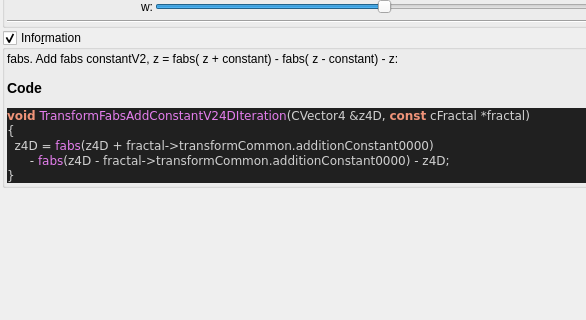
First picture: the form in mandelbulber2/qt_data/fractal_transf_fabs_add_constantV2_4D.ui, repository buddhi1980/mandelbulber2, before the edit; both pictures show x 0 to 586 and y 104 to 424 of the 711 by 610 pixel window.
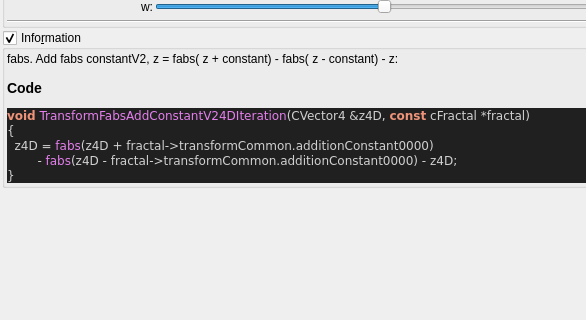
Second picture: the form after the edit. Custom widgets are drawn as their Qt base class.

Commit message:
source code format for fractal_formulas.cpp
- now complete code base is refactored!
- also regenerated ui files with populateUiInformation.php
- codeStyleCheck.php is now fully functional and can be used auto
refactor the code base (may be a little slow)

Patch:
```diff
--- a/mandelbulber2/qt_data/fractal_transf_fabs_add_constantV2_4D.ui
+++ b/mandelbulber2/qt_data/fractal_transf_fabs_add_constantV2_4D.ui
@@ -336,7 +336,7 @@
 &lt;pre style=&quot;color:#d0d0d0; background-color:#202020;  font-family:'Courier New',monospace;&quot;&gt;&lt;span style=&quot;color:#f09479; font-weight:bold&quot;&gt;void&lt;/span&gt; &lt;span style=&quot;color:#e47eed&quot;&gt;TransformFabsAddConstantV24DIteration&lt;/span&gt;&lt;span style=&quot;color:#d0d0d0&quot;&gt;(&lt;/span&gt;CVector4 &lt;span style=&quot;color:#d0d0d0&quot;&gt;&amp;amp;&lt;/span&gt;z4D&lt;span style=&quot;color:#d0d0d0&quot;&gt;,&lt;/span&gt; &lt;span style=&quot;color:#f09479; font-weight:bold&quot;&gt;const&lt;/span&gt; cFractal &lt;span style=&quot;color:#d0d0d0&quot;&gt;*&lt;/span&gt;fractal&lt;span style=&quot;color:#d0d0d0&quot;&gt;)&lt;/span&gt;
 &lt;span style=&quot;color:#d0d0d0&quot;&gt;{&lt;/span&gt;
   z4D &lt;span style=&quot;color:#d0d0d0&quot;&gt;=&lt;/span&gt; &lt;span style=&quot;color:#e47eed&quot;&gt;fabs&lt;/span&gt;&lt;span style=&quot;color:#d0d0d0&quot;&gt;(&lt;/span&gt;z4D &lt;span style=&quot;color:#d0d0d0&quot;&gt;+&lt;/span&gt; fractal&lt;span style=&quot;color:#d0d0d0&quot;&gt;-&amp;gt;&lt;/span&gt;transformCommon&lt;span style=&quot;color:#d0d0d0&quot;&gt;.&lt;/span&gt;additionConstant0000&lt;span style=&quot;color:#d0d0d0&quot;&gt;)&lt;/span&gt;
-      &lt;span style=&quot;color:#d0d0d0&quot;&gt;-&lt;/span&gt; &lt;span style=&quot;color:#e47eed&quot;&gt;fabs&lt;/span&gt;&lt;span style=&quot;color:#d0d0d0&quot;&gt;(&lt;/span&gt;z4D &lt;span style=&quot;color:#d0d0d0&quot;&gt;-&lt;/span&gt; fractal&lt;span style=&quot;color:#d0d0d0&quot;&gt;-&amp;gt;&lt;/span&gt;transformCommon&lt;span style=&quot;color:#d0d0d0&quot;&gt;.&lt;/span&gt;additionConstant0000&lt;span style=&quot;color:#d0d0d0&quot;&gt;) -&lt;/span&gt; z4D&lt;span style=&quot;color:#d0d0d0&quot;&gt;;&lt;/span&gt;
+        &lt;span style=&quot;color:#d0d0d0&quot;&gt;-&lt;/span&gt; &lt;span style=&quot;color:#e47eed&quot;&gt;fabs&lt;/span&gt;&lt;span style=&quot;color:#d0d0d0&quot;&gt;(&lt;/span&gt;z4D &lt;span style=&quot;color:#d0d0d0&quot;&gt;-&lt;/span&gt; fractal&lt;span style=&quot;color:#d0d0d0&quot;&gt;-&amp;gt;&lt;/span&gt;transformCommon&lt;span style=&quot;color:#d0d0d0&quot;&gt;.&lt;/span&gt;additionConstant0000&lt;span style=&quot;color:#d0d0d0&quot;&gt;) -&lt;/span&gt; z4D&lt;span style=&quot;color:#d0d0d0&quot;&gt;;&lt;/span&gt;
 &lt;span style=&quot;color:#d0d0d0&quot;&gt;}&lt;/span&gt;
 &lt;/pre&gt;
 &lt;/body&gt;</string>
```
The commit also changes 101 other files.
